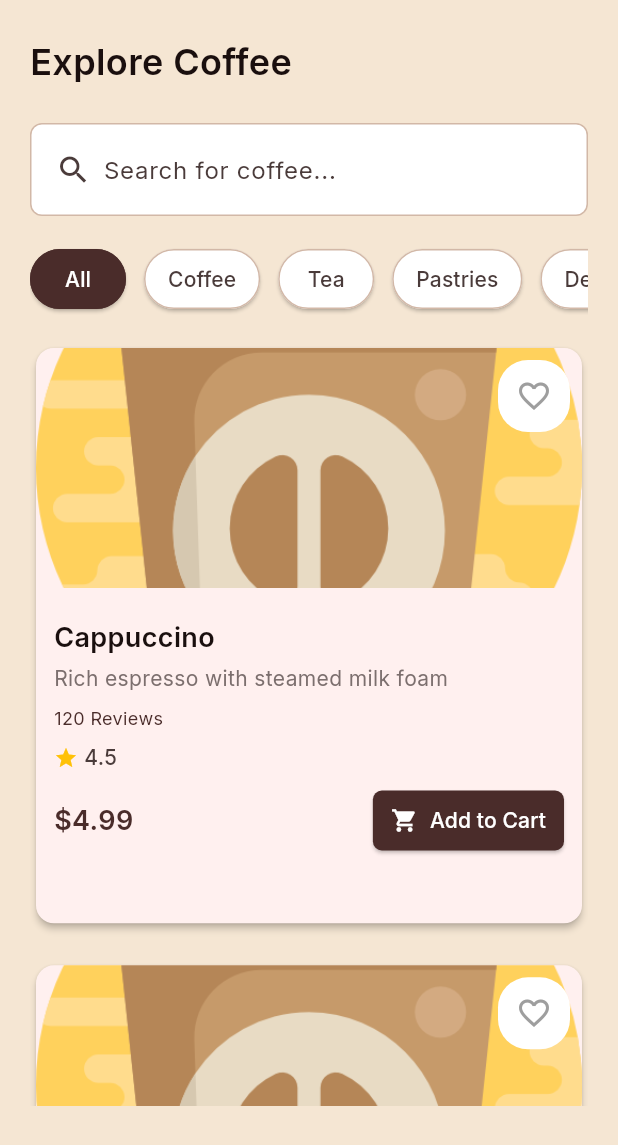
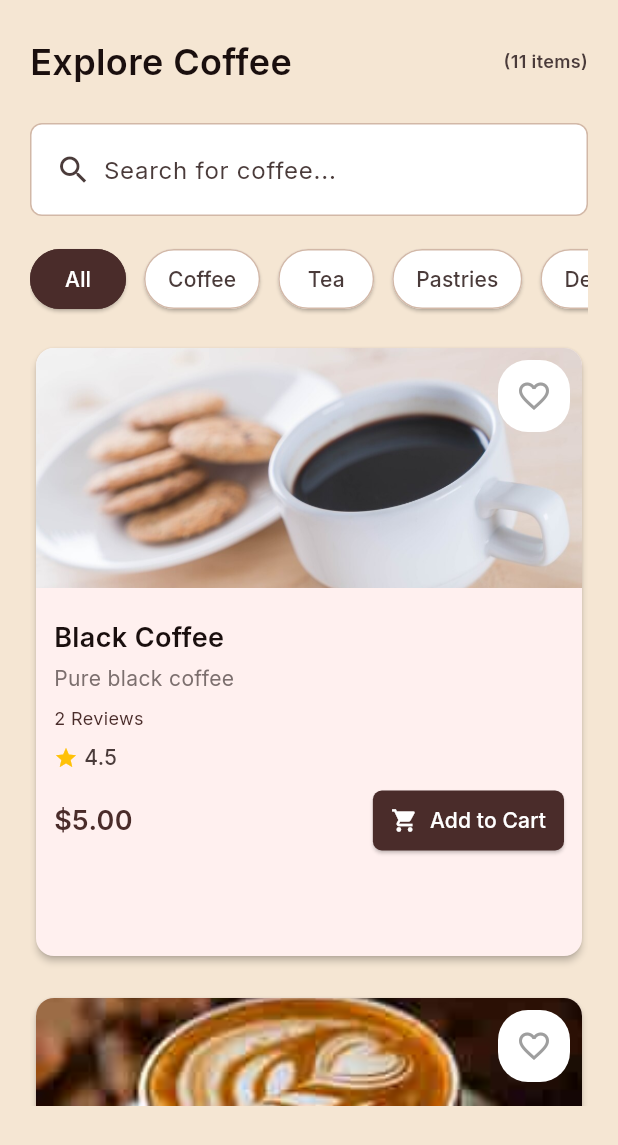
Before and after one commit to moshika38/E-Commers-App, a Flutter app: the ExploreScreen screen opened directly, on a phone screen of 412 x 824 dp. Shown: the top 1145 px of the screen. Run offline on Flutter 3.47's test engine with Material 3 defaults, Android fonts, the phone set to English and light mode, and no system bars; our stand-ins replace cloud_firestore, firebase_auth, firebase_core, google_fonts, google_sign_in, image_picker and 2 more; accounts and stored records are empty.

Commit message:
explore all items

```diff
--- a/lib/data/item_data.dart
+++ b/lib/data/item_data.dart
@@ -137,7 +137,87 @@
       ],
     ),
 
+
+
+
     // tea items
+    ItemModel(
+      id: "8",
+      name: "Green Tea",
+      description: "Classic Japanese green tea with a delicate, earthy flavor",
+      price: 4.5,
+      imageUrl: "assets/images/green_tea.jpg",
+      type: "Tea",
+      rating: [
+        RatingModel(
+          rating: 4.6,
+          massage: "So refreshing and calming",
+          user: "emma.wilson@email.com",
+          itemName: "Green Tea",
+        ),
+        RatingModel(
+          rating: 4.8,
+          massage: "Perfect authentic taste",
+          user: "david.chen@email.com",
+          itemName: "Green Tea",
+        ),
+      ],
+    ),
+    ItemModel(
+      id: "9",
+      name: "Earl Grey",
+      description: "Black tea flavored with oil of bergamot",
+      price: 4.0,
+      imageUrl: "assets/images/earl_grey.jpg",
+      type: "Tea",
+      rating: [
+        RatingModel(
+          rating: 4.7,
+          massage: "Love the bergamot aroma",
+          user: "sophia.brown@email.com",
+          itemName: "Earl Grey",
+        ),
+      ],
+    ),
+    ItemModel(
+      id: "10",
+      name: "Chamomile Tea",
+      description: "Caffeine-free herbal tea with calming properties",
+      price: 4.0,
+      imageUrl: "assets/images/chamomile.jpg",
+      type: "Tea",
+      rating: [
+        RatingModel(
+          rating: 4.5,
+          massage: "Perfect before bedtime",
+          user: "michael.jones@email.com",
+          itemName: "Chamomile Tea",
+        ),
+        RatingModel(
+          rating: 4.6,
+          massage: "Very soothing and relaxing",
+          user: "olivia.smith@email.com",
+          itemName: "Chamomile Tea",
+        ),
+      ],
+    ),
+    ItemModel(
+      id: "11",
+      name: "English Breakfast",
+      description: "Traditional blend of black teas",
+      price: 4.5,
+      imageUrl: "assets/images/english_breakfast.jpg",
+      type: "Tea",
+      rating: [
+        RatingModel(
+          rating: 4.8,
+          massage: "Strong and perfect with milk",
+          user: "james.wilson@email.com",
+          itemName: "English Breakfast",
+        ),
+      ],
+    )
+
   ];
 
   final Map<String, Map<String, dynamic>> items = {
--- a/lib/screens/explore_screen.dart
+++ b/lib/screens/explore_screen.dart
@@ -1,4 +1,5 @@
 import 'package:flutter/material.dart';
+import 'package:flutter_application_1/data/item_data.dart';
 import 'package:flutter_application_1/widgets/category_tab.dart';
 import 'package:flutter_application_1/widgets/coffee_card.dart';
 import '../utils/app_colors.dart';
@@ -13,6 +14,8 @@
 class _ExploreScreenState extends State<ExploreScreen> {
   String selectedCategory = 'All';
 
+  final ItemData itemData = ItemData();
+
   @override
   Widget build(BuildContext context) {
     return Scaffold(
@@ -26,7 +29,7 @@
               Column(
                 mainAxisSize: MainAxisSize.min,
                 children: [
-                  const Padding(
+                  Padding(
                     padding: EdgeInsets.symmetric(vertical: 24),
                     child: Row(
                       mainAxisAlignment: MainAxisAlignment.spaceBetween,
@@ -37,6 +40,14 @@
                             color: AppColors.headingText,
                             fontSize: 24,
                             fontWeight: FontWeight.w600,
+                          ),
+                        ),
+                        Text(
+                          "(${itemData.itemDataList.length} items)",
+                          style: TextStyle(
+                            fontSize: 12,
+                            fontWeight: FontWeight.w600,
+                            color: AppColors.bodyText,
                           ),
                         ),
                       ],
@@ -130,21 +141,25 @@
                       child: GridView.builder(
                         shrinkWrap: true,
                         physics: const NeverScrollableScrollPhysics(),
-                        itemCount: 5,
+                        itemCount: itemData.itemDataList.length,
                         gridDelegate:
                             const SliverGridDelegateWithFixedCrossAxisCount(
                           crossAxisCount: 1,
-                          childAspectRatio: 0.95,
+                          childAspectRatio: 0.9,
                           mainAxisSpacing: 20,
                         ),
                         itemBuilder: (context, index) {
-                          return const CoffeeCard(
-                            title: 'Cappuccino',
-                            description: 'Rich espresso with steamed milk foam',
-                            imagePath: 'assets/icons/coffee-logo.png',
-                            price: 4.99,
-                            rating: 4.5,
-                            reviews: 120,
+                          return CoffeeCard(
+                            index: index,
+                            title: itemData.itemDataList[index].name,
+                            description:
+                                itemData.itemDataList[index].description,
+                            imagePath: itemData.itemDataList[index].imageUrl,
+                            price: itemData.itemDataList[index].price,
+                            rating:
+                                itemData.itemDataList[index].rating![0].rating,
+                            reviews:
+                                itemData.itemDataList[index].rating!.length,
                           );
                         },
                       ),
--- a/lib/screens/home_screen.dart
+++ b/lib/screens/home_screen.dart
@@ -177,14 +177,17 @@
                         ),
                       );
                     },
-                    child: ProductCard(
-                      uid: user!.uid,
-                      index: index,
-                      name: itemData.itemDataList[index].name,
-                      description: itemData.itemDataList[index].description,
-                      price: itemData.itemDataList[index].price,
-                      imageUrl: itemData.itemDataList[index].imageUrl,
-                    ),
+                    child: itemData.itemDataList[index].type == "Coffee"
+                        ? ProductCard(
+                            uid: user!.uid,
+                            index: index,
+                            name: itemData.itemDataList[index].name,
+                            description:
+                                itemData.itemDataList[index].description,
+                            price: itemData.itemDataList[index].price,
+                            imageUrl: itemData.itemDataList[index].imageUrl,
+                          )
+                        : null,
                   );
                 },
               ),
--- a/lib/screens/item_screen.dart
+++ b/lib/screens/item_screen.dart
@@ -87,7 +87,17 @@
     ];
 
     // scaffold
-    return Scaffold(
+    return WillPopScope(
+      onWillPop: () async {
+        Navigator.pushReplacement(
+          context,
+          MaterialPageRoute(
+            builder: (context) => const MainScreen(loadScreen: 2),
+          ),
+        );
+        return false;
+      },
+      child: Scaffold(
         backgroundColor: AppColors.background,
         body: SafeArea(
           child: Column(
@@ -272,8 +282,8 @@
                                 Container(
                                   decoration: BoxDecoration(
                                     borderRadius: BorderRadius.circular(8),
-                                  border:
-                                      Border.all(color: AppColors.borderColor),
+                                    border: Border.all(
+                                        color: AppColors.borderColor),
                                   ),
                                   child: Row(
                                     children: [
@@ -424,6 +434,7 @@
             ],
           ),
         ),
+      ),
     );
   }
 }
--- a/lib/widgets/coffee_card.dart
+++ b/lib/widgets/coffee_card.dart
@@ -1,5 +1,6 @@
-
+import 'package:firebase_auth/firebase_auth.dart';
 import 'package:flutter/material.dart';
+import 'package:flutter_application_1/services/user_services.dart';
 import 'package:flutter_application_1/utils/app_colors.dart';
 
 class CoffeeCard extends StatefulWidget {
@@ -9,6 +10,7 @@
   final double price;
   final double rating;
   final int reviews;
+  final int index;
 
   const CoffeeCard({
     super.key,
@@ -18,6 +20,7 @@
     required this.price,
     required this.rating,
     required this.reviews,
+    required this.index,
   });
 
   @override
@@ -26,6 +29,24 @@
 
 class _CoffeeCardState extends State<CoffeeCard> {
   bool isFavorite = false;
+
+  Future isItemFavoriteOrNot(int index) async {
+    bool isFav = await UserServices().isItemFavorite(
+      FirebaseAuth.instance.currentUser!.uid,
+      index.toString(),
+    );
+    if (mounted) {
+      setState(() {
+        isFavorite = isFav;
+      });
+    }
+  }
+
+  @override
+  void initState() {
+    super.initState();
+    isItemFavoriteOrNot(widget.index);
+  }
 
   @override
   Widget build(BuildContext context) {
@@ -38,7 +59,8 @@
           Stack(
             children: [
               ClipRRect(
-                borderRadius: const BorderRadius.vertical(top: Radius.circular(12)),
+                borderRadius:
+                    const BorderRadius.vertical(top: Radius.circular(12)),
                 child: Image.asset(
                   widget.imagePath,
                   height: 160,
--- a/lib/widgets/product_cart.dart
+++ b/lib/widgets/product_cart.dart
@@ -11,6 +11,7 @@
   final String imageUrl;
   final int index;
   final String uid;
+  // final String type;
 
   const ProductCard({
     super.key,
@@ -20,6 +21,7 @@
     required this.imageUrl,
     required this.index,
     required this.uid,
+    // required this.type,
   });
 
   @override
```
Also changed, not shown: assets/images/chamomile.jpg (added), assets/images/earl_grey.jpg (added), assets/images/english_breakfast.jpg (added), assets/images/green_tea.jpg (added). Lines whose indentation alone changed are shown as unchanged.
